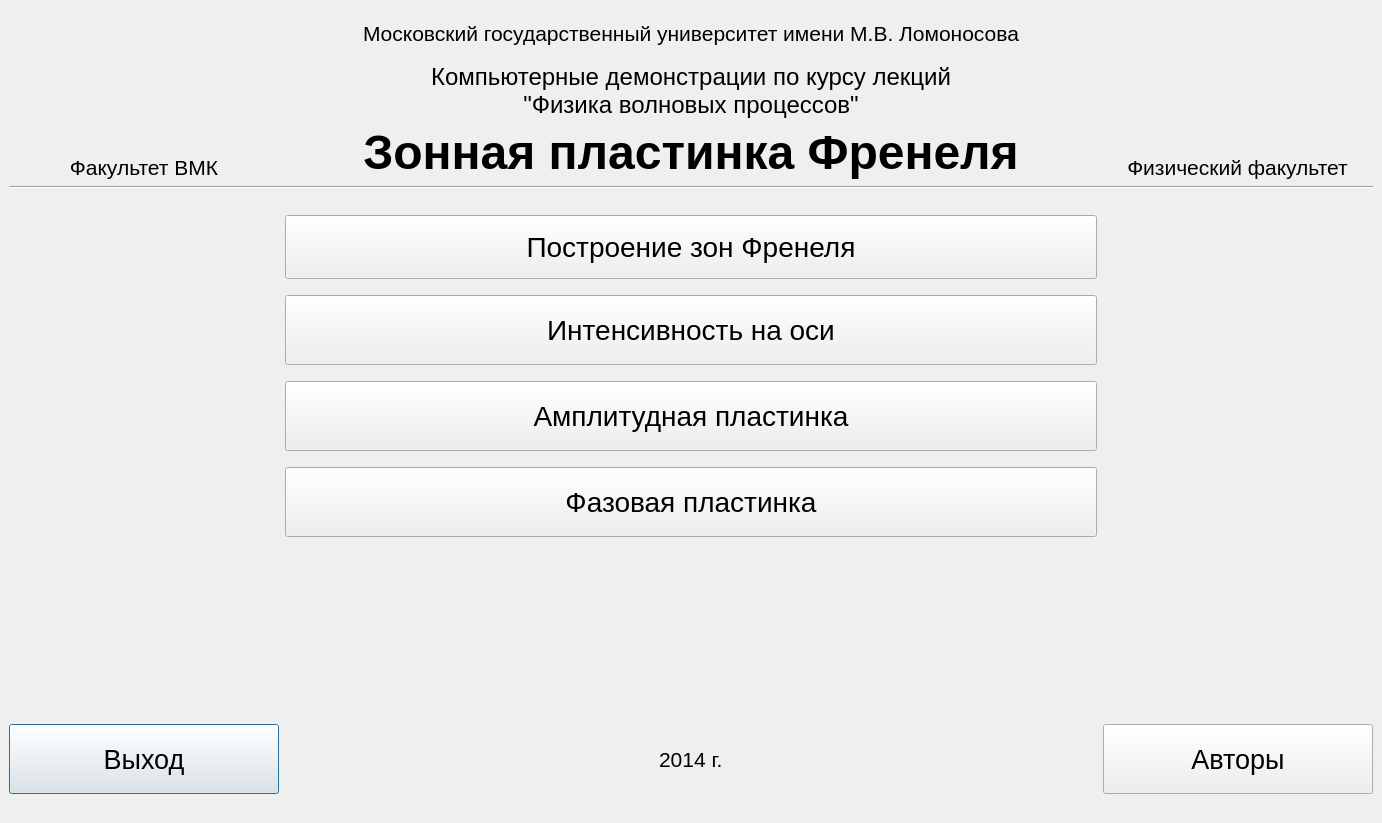
Before: the Qt Designer form QtFresnelZones/titlewindow.ui in Lnd-stoL/fresnel-zones-qt, drawn with Qt 5.
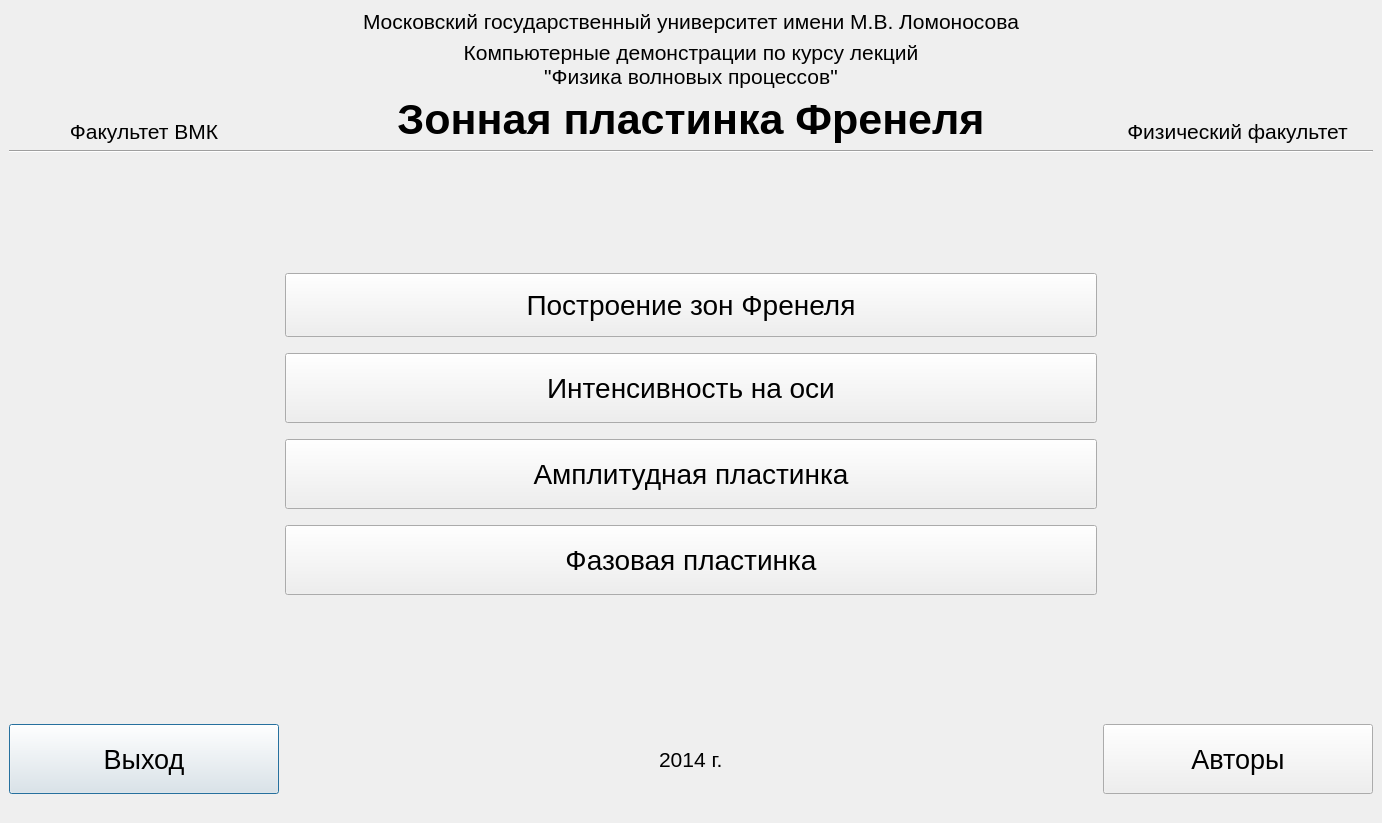
After: the same form once the commit is applied. Icons and pictures are not drawn. Custom widgets are drawn as their Qt base class.

```diff
--- a/QtFresnelZones/titlewindow.ui
+++ b/QtFresnelZones/titlewindow.ui
@@ -182,12 +182,12 @@
          <enum>Qt::Vertical</enum>
         </property>
         <property name="sizeType">
-         <enum>QSizePolicy::Fixed</enum>
+         <enum>QSizePolicy::Expanding</enum>
         </property>
         <property name="sizeHint" stdset="0">
          <size>
           <width>20</width>
-          <height>20</height>
+          <height>40</height>
          </size>
         </property>
        </spacer>
@@ -324,7 +324,7 @@
           <property name="font">
            <font>
             <family>Arial</family>
-            <pointsize>18</pointsize>
+            <pointsize>16</pointsize>
             <italic>false</italic>
            </font>
           </property>
@@ -342,7 +342,7 @@
           <property name="font">
            <font>
             <family>Arial</family>
-            <pointsize>36</pointsize>
+            <pointsize>32</pointsize>
             <weight>75</weight>
             <italic>false</italic>
             <bold>true</bold>
```
Left out of the diff: 26 changed lines with no effect on the pictures.
